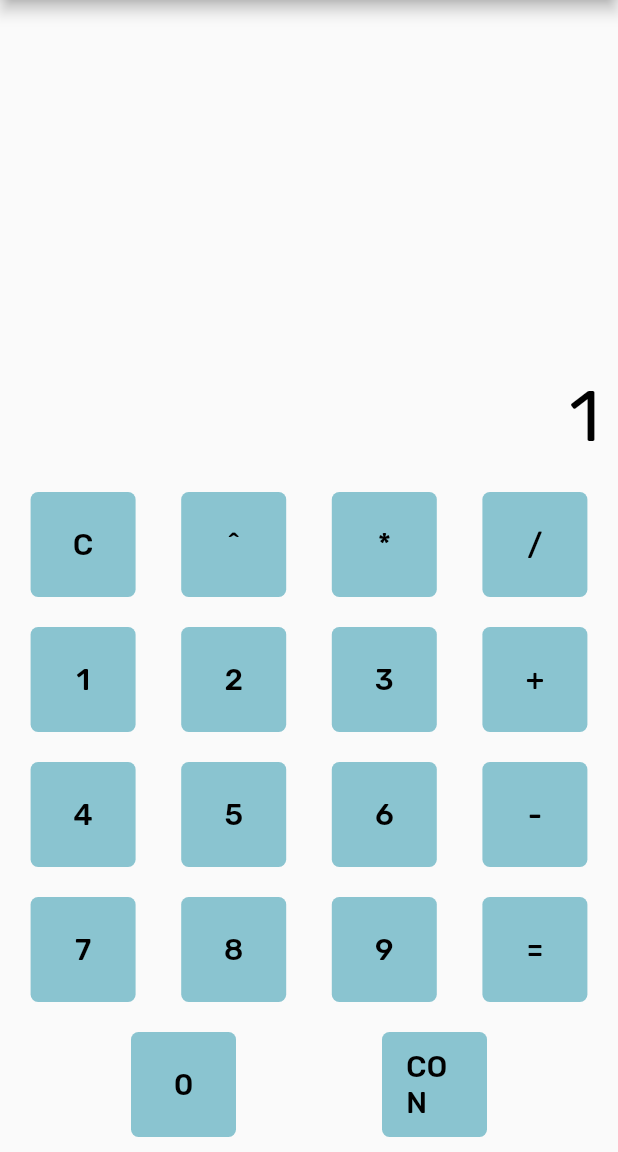
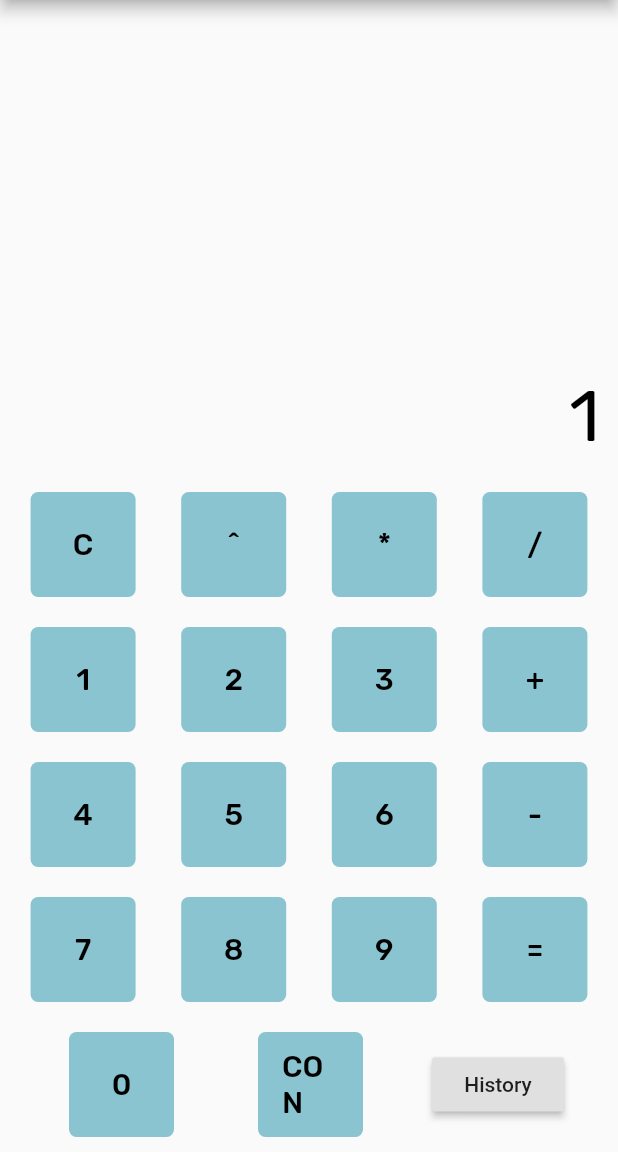
Before and after one commit to aetham/Flutter-Calculator, a Flutter app: the screen it shows after launch, after a tap on an icon or button, on a phone screen of 412 x 824 dp, the part 84-1236 px from its top. Run offline on Flutter 3.47's test engine with Material 2 defaults, Android fonts, the phone set to English and light mode, and no system bars; our stand-ins replace google_fonts, shared_preferences.

Commit message:
v05-still needs refactoring

```diff
--- a/lib/MainPage.dart
+++ b/lib/MainPage.dart
@@ -4,7 +4,10 @@ import 'package:flutter/cupertino.dart';
 import 'package:flutter/material.dart';
 import 'package:google_fonts/google_fonts.dart';
 import 'package:newest/ConverterPage.dart';
+import 'package:newest/HistoryPage.dart';
 import 'package:newest/widgets/app_button/app_button.dart';
+import 'package:shared_preferences/shared_preferences.dart';
+
 
 
 class MainPage extends StatefulWidget {
@@ -14,16 +17,38 @@ class MainPage extends StatefulWidget {
 }
 
 class _MainPageState extends State<MainPage>{
-
+  var now = DateTime.now();
   int firstNum = 0;
   int secondNum = 0;
   int holder = 0;
   String textToDisplay = '';
   String operation = '';
   String result = '';
-  String operator = '';
-  void btnOnClick(String btnVal){
+  String history = '';
+  String silen = '';
+  List<String> wuudish= [];
 
+  void setValues() async{
+    SharedPreferences share = await SharedPreferences.getInstance();
+    share.setStringList('fuck', wuudish);
+  }
+  void getValues() async{
+    SharedPreferences share = await SharedPreferences.getInstance();
+    List<String> a = share.getStringList('fuck');
+  }
+
+  void btnOnClickTwo(String btnVal){
+    if(btnVal =="History"){
+        Navigator.push(context, new MaterialPageRoute(builder: (context)=> HistoryPage()));
+      }
+  }
+  void addingToList(){
+
+    silen = history + "=" + result.toString();
+    wuudish.add(silen);
+  }
+
+void btnOnClick(String btnVal){
     if(btnVal =="C"){
       textToDisplay = '';
       firstNum = 0;
@@ -31,8 +56,8 @@ class _MainPageState extends State<MainPage>{
       holder = 0;
       operation = '';
       result = '';
-    }
-    if(btnVal=="CON"){
+
+    }else if(btnVal=="CON"){
       Navigator.push(context, new MaterialPageRoute(builder: (context)=> ConverterPage()));
     }else if(btnVal == '+'|| btnVal == '-'|| btnVal == '*'||btnVal == '/'||btnVal == '^'){
       firstNum = int.parse(textToDisplay);
@@ -42,18 +67,23 @@ class _MainPageState extends State<MainPage>{
       secondNum = int.parse(textToDisplay);
       if(operation =='+'){
         result = (firstNum + secondNum).toString();
+        wuudish.add(history = firstNum.toString() + operation.toString() + secondNum.toString() + "=" + result.toString());
       }
       if(operation =='-'){
         result = (firstNum - secondNum).toString();
+        wuudish.add(history = firstNum.toString() + operation.toString() + secondNum.toString() + "=" + result.toString());
       }
       if(operation =='/'){
         result = (firstNum / secondNum).toString();
+        wuudish.add(history = firstNum.toString() + operation.toString() + secondNum.toString() + "=" + result.toString());
       }
       if(operation =='*'){
         result = (firstNum * secondNum).toString();
+        wuudish.add(history = firstNum.toString() + operation.toString() + secondNum.toString() + "=" + result.toString());
       }
       if(operation =='^'){
         result = (pow(firstNum, secondNum)).toString();
+        wuudish.add(history = firstNum.toString() + operation.toString() + secondNum.toString() + "=" + result.toString());
       }
     }else{
       result = int.parse(textToDisplay +btnVal).toString();
@@ -132,12 +162,21 @@ class _MainPageState extends State<MainPage>{
               children: [
                 AppButton(text: '0',callback: btnOnClick),
                 AppButton(text: 'CON',callback: btnOnClick),
+                RaisedButton(
+                  onPressed:() async{
+                    setValues();
+                    btnOnClickTwo('History');
+                    },
+                  child: Text(
+                    'History'
+                  ),
+
+                )
               ],
             ),
           ],
         ),
       ),
-
     );
   }
 }
--- a/pubspec.yaml
+++ b/pubspec.yaml
@@ -25,10 +25,13 @@ dependencies:
     sdk: flutter
 
 
+
+
   # The following adds the Cupertino Icons font to your application.
   # Use with the CupertinoIcons class for iOS style icons.
   cupertino_icons: ^1.0.2
   google_fonts: ^2.0.0
+  shared_preferences: ^2.0.5
 
 dev_dependencies:
   flutter_test:
```
Also changed, not shown: lib/HistoryPage.dart (added, +86 -0 lines), pubspec.lock.
